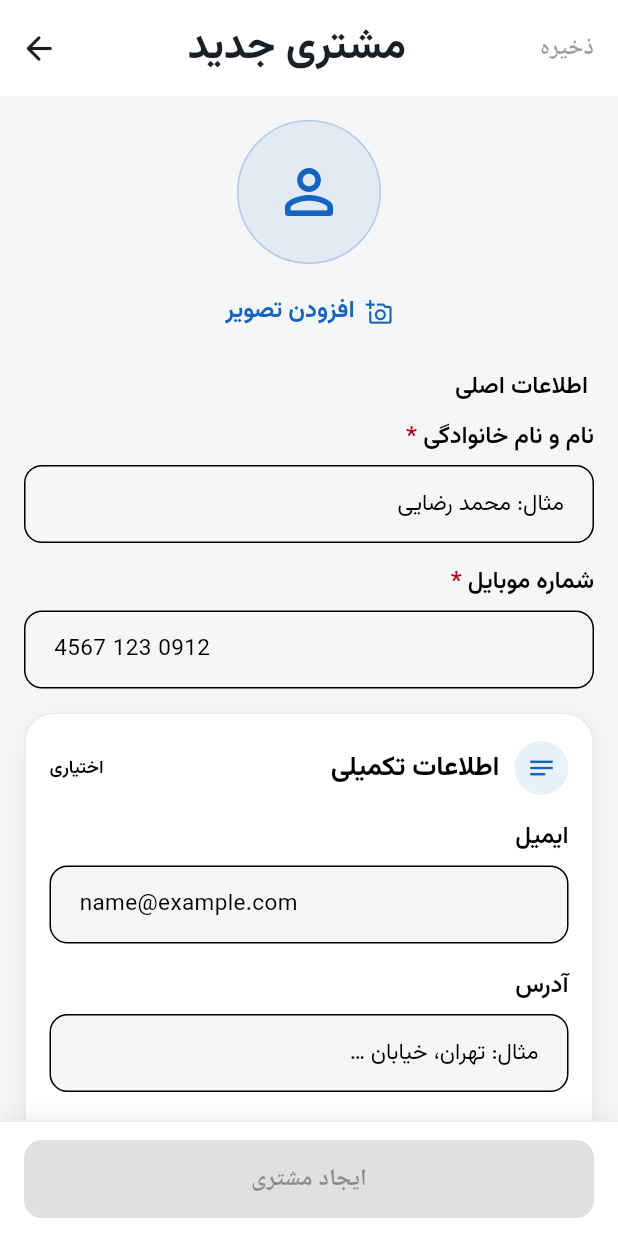
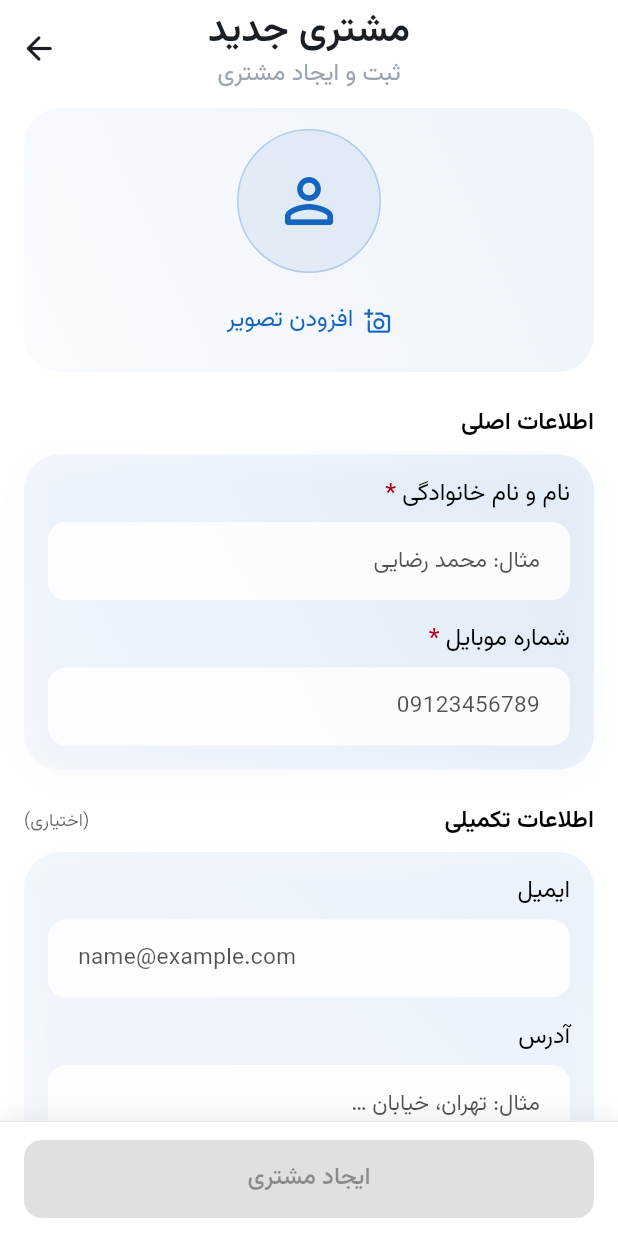
Before and after one commit to DevMohamad-Git/servicekar, a Flutter app: the CreateCustomerPage screen opened by its route, on a phone screen of 412 x 824 dp. Run offline on Flutter 3.47's test engine with Material 3 defaults, Android fonts, the phone set to English and light mode, and no system bars; our stand-ins replace auto_route, hooks_riverpod, image_picker, isar_community; accounts and stored records are empty; generated files the repository leaves out were written again.

Commit message:
feat(customer): polish create customer page and add build repo mirrors
Redesign the create customer page: white background with a bottom-pinned
submit bar, keyboard-dismiss on outside taps, softer header hierarchy, and
rebranded section surfaces for main/additional info. Right-align the mobile
number input so its numeric hint sits on the right edge like the RTL form.
Add Aliyun repository mirrors so Android builds resolve Google artifacts.

🤖 Generated with Codebuff
Co-Authored-By: Codebuff <noreply@codebuff.com>

```diff
--- a/lib/presentation/customer/pages/create_customer_page.dart
+++ b/lib/presentation/customer/pages/create_customer_page.dart
@@ -84,8 +84,12 @@ class _CreateCustomerPageState extends ConsumerState<CreateCustomerPage> {
     _formKey = GlobalKey<FormState>();
   }
 
+  void _dismissKeyboard() {
+    FocusManager.instance.primaryFocus?.unfocus();
+  }
+
   Future<void> _submit() async {
-    FocusManager.instance.primaryFocus?.unfocus();
+    _dismissKeyboard();
     if (!_formKey.currentState!.validate()) return;
     setState(() => _submitting = true);
 
@@ -188,26 +192,24 @@ class _CreateCustomerPageState extends ConsumerState<CreateCustomerPage> {
   @override
   Widget build(BuildContext context) {
     return Scaffold(
-      backgroundColor: kBackgroundColor,
+      backgroundColor: Colors.white,
+      resizeToAvoidBottomInset: true,
       appBar: CustomerPageHeader(
         title: context.l10n.newCustomer,
+        subtitle: 'ثبت و ایجاد مشتری',
+        titleFontWeight: FontWeight.w600,
         onBack: () => context.router.maybePop(),
-        actions: [
-          ListenableBuilder(
-            listenable: Listenable.merge([_fullName, _phone]),
-            builder: (context, _) => TextButton(
-              onPressed: _submitting || !_isFormValid ? null : _submit,
-              child: Text(context.l10n.save),
       ),
-          ),
-        ],
-      ),
-      body: Column(
+      body: Listener(
+        behavior: HitTestBehavior.translucent,
+        onPointerDown: (_) => _dismissKeyboard(),
+        child: Column(
           children: [
             Expanded(
               child: SingleChildScrollView(
-              keyboardDismissBehavior: ScrollViewKeyboardDismissBehavior.onDrag,
-              padding: const EdgeInsets.fromLTRB(16, 16, 16, 16),
+                keyboardDismissBehavior:
+                    ScrollViewKeyboardDismissBehavior.onDrag,
+                padding: const EdgeInsets.fromLTRB(16, 8, 16, 16),
                 child: CreateCustomerFormWidget(
                   formKey: _formKey,
                   fullNameController: _fullName,
@@ -229,6 +231,7 @@ class _CreateCustomerPageState extends ConsumerState<CreateCustomerPage> {
               ),
             ),
           ],
+        ),
       ),
     );
   }
@@ -252,7 +255,8 @@ class _SubmitActionBar extends StatelessWidget {
 
   @override
   Widget build(BuildContext context) {
-    final scheme = Theme.of(context).colorScheme;
+    final theme = Theme.of(context);
+    final scheme = theme.colorScheme;
 
     return Container(
       padding: const EdgeInsets.fromLTRB(16, 12, 16, 12),
@@ -277,9 +281,12 @@ class _SubmitActionBar extends StatelessWidget {
           child: FilledButton(
             onPressed: submitting || !enabled ? null : onSubmit,
             style: FilledButton.styleFrom(
-              textStyle: const TextStyle(
-                fontSize: 16,
-                fontWeight: FontWeight.w700,
+              backgroundColor: scheme.primary,
+              foregroundColor: scheme.onPrimary,
+              disabledBackgroundColor: scheme.onSurface.withValues(alpha: 0.12),
+              disabledForegroundColor: scheme.onSurface.withValues(alpha: 0.38),
+              textStyle: theme.textTheme.labelLarge?.copyWith(
+                fontWeight: FontWeight.w600,
               ),
             ),
             child: submitting
--- a/lib/presentation/customer/widgets/create_customer_form_widget.dart
+++ b/lib/presentation/customer/widgets/create_customer_form_widget.dart
@@ -5,27 +5,16 @@ import 'package:flutter/services.dart';
 import 'package:image_picker/image_picker.dart';
 
 import '../../../config/l10n/l10n.dart';
-import '../../../config/themes/app_themes.dart';
 
-/// True when [value] is an Iranian mobile number: 11 digits starting with 09.
-///
-/// Input may contain visual separators (spaces, dashes); only digits are
-/// considered, matching the digits-only input formatter applied to the field.
 bool isValidIranMobilePhone(String value) {
   final digits = value.replaceAll(RegExp(r'\D'), '');
   return RegExp(r'^09\d{9}$').hasMatch(digits);
 }
 
-/// Lightweight sanity check for the optional email field.
 bool isValidEmail(String value) {
   return RegExp(r'^[^@\s]+@[^@\s]+\.[^@\s]+$').hasMatch(value.trim());
 }
 
-/// The Create Customer form body: profile placeholder, required info, and
-/// additional info.
-///
-/// Presentation-only — the `TextEditingController`s and the submit seam live
-/// in [CreateCustomerPage], so this widget stays independent of persistence.
 class CreateCustomerFormWidget extends StatelessWidget {
   const CreateCustomerFormWidget({
     super.key,
@@ -52,16 +41,11 @@ class CreateCustomerFormWidget extends StatelessWidget {
   Widget build(BuildContext context) {
     return Form(
       key: formKey,
-      // Validate as the user interacts so inline errors explain *why* the
-      // primary CTA is disabled without requiring a submit attempt.
       autovalidateMode: AutovalidateMode.onUserInteraction,
       child: Column(
         crossAxisAlignment: CrossAxisAlignment.stretch,
         children: [
-          _ProfileImageSection(
-            image: profileImage,
-            onTap: onProfileImageTap,
-          ),
+          _ProfileImageSection(image: profileImage, onTap: onProfileImageTap),
           const SizedBox(height: 16),
           _MainInfoSection(
             children: [
@@ -85,7 +69,9 @@ class CreateCustomerFormWidget extends StatelessWidget {
                 textInputAction: TextInputAction.next,
                 autofillHints: const [AutofillHints.telephoneNumber],
                 textDirection: TextDirection.ltr,
-                textAlign: TextAlign.left,
+                // Keep the digits LTR but right-align the field so the
+                // numeric hint/input sit on the right edge like the RTL form.
+                textAlign: TextAlign.right,
                 inputFormatters: [
                   FilteringTextInputFormatter.digitsOnly,
                   LengthLimitingTextInputFormatter(11),
@@ -94,11 +80,8 @@ class CreateCustomerFormWidget extends StatelessWidget {
               ),
             ],
           ),
-          const SizedBox(height: 16),
-          _FormSectionCard(
-            icon: Icons.notes_outlined,
-            title: context.l10n.customerAdditionalInfo,
-            subtitle: context.l10n.optional,
+          const SizedBox(height: 8),
+          _AdditionalInfoSection(
             children: [
               _CreateField(
                 label: context.l10n.email,
@@ -126,8 +109,8 @@ class CreateCustomerFormWidget extends StatelessWidget {
                 controller: notesController,
                 keyboardType: TextInputType.multiline,
                 textInputAction: TextInputAction.newline,
-                minLines: 3,
-                maxLines: 5,
+                minLines: 4,
+                maxLines: 6,
                 textCapitalization: TextCapitalization.sentences,
               ),
             ],
@@ -137,41 +120,22 @@ class CreateCustomerFormWidget extends StatelessWidget {
     );
   }
 
-  String? _validateName(BuildContext context, String? value) {
-    if (value == null || value.trim().isEmpty) {
-      return context.l10n.requiredField;
-    }
-    return null;
-  }
+  String? _validateName(BuildContext context, String? value) =>
+      value == null || value.trim().isEmpty ? context.l10n.requiredField : null;
 
   String? _validatePhone(BuildContext context, String? value) {
-    if (value == null || value.trim().isEmpty) {
-      return context.l10n.requiredField;
-    }
-    if (!isValidIranMobilePhone(value)) {
-      return context.l10n.invalidMobileNumber;
-    }
-    return null;
+    if (value == null || value.trim().isEmpty) return context.l10n.requiredField;
+    return isValidIranMobilePhone(value) ? null : context.l10n.invalidMobileNumber;
   }
 
   String? _validateEmail(BuildContext context, String? value) {
-    if (value == null || value.trim().isEmpty) {
-      return null;
-    }
-    if (!isValidEmail(value)) {
-      return context.l10n.invalidEmail;
-    }
-    return null;
+    if (value == null || value.trim().isEmpty) return null;
+    return isValidEmail(value) ? null : context.l10n.invalidEmail;
   }
 }
 
-/// Minimal profile avatar and action. The selected [XFile] is a temporary
-/// presentation value; durable copying belongs to the submit/storage flow.
 class _ProfileImageSection extends StatelessWidget {
-  const _ProfileImageSection({
-    required this.image,
-    required this.onTap,
-  });
+  const _ProfileImageSection({required this.image, required this.onTap});
 
   final XFile? image;
   final VoidCallback onTap;
@@ -182,7 +146,20 @@ class _ProfileImageSection extends StatelessWidget {
     final scheme = theme.colorScheme;
     final hasImage = image != null;
 
-    return Column(
+    return Container(
+      padding: const EdgeInsets.fromLTRB(16, 14, 16, 10),
+      decoration: BoxDecoration(
+        borderRadius: BorderRadius.circular(24),
+        gradient: LinearGradient(
+          begin: AlignmentDirectional.topStart,
+          end: AlignmentDirectional.bottomEnd,
+          colors: [
+            scheme.primary.withValues(alpha: 0.072),
+            scheme.primary.withValues(alpha: 0.026),
+          ],
+        ),
+      ),
+      child: Column(
         mainAxisSize: MainAxisSize.min,
         children: [
           Semantics(
@@ -215,7 +192,9 @@ class _ProfileImageSection extends StatelessWidget {
                           )
                         : Image.file(
                             File(image!.path),
-                          key: const ValueKey('create-customer-profile-preview'),
+                            key: const ValueKey(
+                              'create-customer-profile-preview',
+                            ),
                             fit: BoxFit.cover,
                             errorBuilder: (context, error, stackTrace) => Icon(
                               Icons.broken_image_outlined,
@@ -243,21 +222,73 @@ class _ProfileImageSection extends StatelessWidget {
             style: TextButton.styleFrom(
               foregroundColor: scheme.primary,
               textStyle: theme.textTheme.labelLarge?.copyWith(
-              fontWeight: FontWeight.w700,
+                fontWeight: FontWeight.w500,
               ),
             ),
           ),
         ],
+      ),
     );
   }
 }
 
-/// Minimal identity section for the two primary customer fields. Unlike the
-/// optional-information section below, it intentionally has no surrounding
-/// card so the avatar and inputs read as one light, breathable composition.
 class _MainInfoSection extends StatelessWidget {
   const _MainInfoSection({required this.children});
+  final List<Widget> children;
 
+  @override
+  Widget build(BuildContext context) {
+    final scheme = Theme.of(context).colorScheme;
+    return _SectionWithSurface(
+      title: context.l10n.customerMainInfo,
+      titleColor: scheme.onSurface,
+      surfaceOpacity: 0.095,
+      surfaceEndOpacity: 0.032,
+      shadowOpacity: 0.035,
+      children: children,
+    );
+  }
+}
+
+class _AdditionalInfoSection extends StatelessWidget {
+  const _AdditionalInfoSection({required this.children});
+  final List<Widget> children;
+
+  @override
+  Widget build(BuildContext context) {
+    final scheme = Theme.of(context).colorScheme;
+    return _SectionWithSurface(
+      title: context.l10n.customerAdditionalInfo,
+      leadingTitle: '(${context.l10n.optional})',
+      titleColor: scheme.onSurfaceVariant,
+      leadingColor: scheme.onSurfaceVariant.withValues(alpha: 0.62),
+      surfaceOpacity: 0.072,
+      surfaceEndOpacity: 0.026,
+      shadowOpacity: 0.018,
+      children: children,
+    );
+  }
+}
+
+class _SectionWithSurface extends StatelessWidget {
+  const _SectionWithSurface({
+    required this.title,
+    required this.titleColor,
+    required this.surfaceOpacity,
+    required this.surfaceEndOpacity,
+    required this.shadowOpacity,
+    required this.children,
+    this.leadingTitle,
+    this.leadingColor,
+  });
+
+  final String title;
+  final String? leadingTitle;
+  final Color titleColor;
+  final Color? leadingColor;
+  final double surfaceOpacity;
+  final double surfaceEndOpacity;
+  final double shadowOpacity;
   final List<Widget> children;
 
   @override
@@ -265,98 +296,73 @@ class _MainInfoSection extends StatelessWidget {
     final theme = Theme.of(context);
     final scheme = theme.colorScheme;
 
-    return Column(
+    return Padding(
+      padding: const EdgeInsetsDirectional.only(top: 8, bottom: 8),
+      child: Column(
         crossAxisAlignment: CrossAxisAlignment.stretch,
         children: [
-        Padding(
-          padding: const EdgeInsetsDirectional.only(start: 4, bottom: 12),
+          Row(
+            textDirection: TextDirection.rtl,
+            crossAxisAlignment: CrossAxisAlignment.center,
+            children: [
+              Expanded(
                 child: Text(
-            context.l10n.customerMainInfo,
+                  title,
                   style: theme.textTheme.titleSmall?.copyWith(
-              color: scheme.onSurface,
+                    color: titleColor,
                     fontWeight: FontWeight.w600,
                   ),
                 ),
               ),
+              if (leadingTitle != null) ...[
+                const SizedBox(width: 6),
+                Text(
+                  leadingTitle!,
+                  style: theme.textTheme.labelSmall?.copyWith(
+                    color: leadingColor ?? scheme.onSurfaceVariant,
+                    fontWeight: FontWeight.w500,
+                  ),
+                ),
+              ],
+            ],
+          ),
+          const SizedBox(height: 10),
+          Container(
+            padding: const EdgeInsets.all(16),
+            decoration: BoxDecoration(
+              borderRadius: BorderRadius.circular(24),
+              gradient: LinearGradient(
+                begin: AlignmentDirectional.topStart,
+                end: AlignmentDirectional.bottomEnd,
+                colors: [
+                  scheme.primary.withValues(alpha: surfaceOpacity),
+                  scheme.primary.withValues(alpha: surfaceEndOpacity),
+                ],
+              ),
+              boxShadow: [
+                BoxShadow(
+                  color: scheme.primary.withValues(alpha: shadowOpacity),
+                  blurRadius: 18,
+                  offset: const Offset(0, 4),
+                ),
+              ],
+            ),
+            child: Column(
+              crossAxisAlignment: CrossAxisAlignment.stretch,
+              children: [
                 for (var i = 0; i < children.length; i++) ...[
                   if (i > 0) const SizedBox(height: 16),
                   children[i],
                 ],
               ],
-    );
-  }
-}
-
-/// White rounded card that groups optional fields under a titled header.
-class _FormSectionCard extends StatelessWidget {
-  const _FormSectionCard({
-    required this.icon,
-    required this.title,
-    this.subtitle,
-    required this.children,
-  });
-
-  final IconData icon;
-  final String title;
-  final String? subtitle;
-  final List<Widget> children;
-
-  @override
-  Widget build(BuildContext context) {
-    final theme = Theme.of(context);
-    final scheme = theme.colorScheme;
-
-    return Container(
-      width: double.infinity,
-      padding: const EdgeInsets.fromLTRB(16, 18, 16, 18),
-      decoration: _cardDecoration(scheme),
-      child: Column(
-        crossAxisAlignment: CrossAxisAlignment.stretch,
-        children: [
-          Row(
-            children: [
-              Container(
-                width: 36,
-                height: 36,
-                decoration: BoxDecoration(
-                  shape: BoxShape.circle,
-                  color: scheme.primary.withValues(alpha: 0.10),
-                ),
-                child: Icon(icon, size: 20, color: scheme.primary),
-              ),
-              const SizedBox(width: 10),
-              Expanded(
-                child: Text(
-                  title,
-                  style: theme.textTheme.titleMedium?.copyWith(
-                    color: scheme.onSurface,
-                    fontWeight: FontWeight.w700,
             ),
           ),
-              ),
-              if (subtitle != null)
-                Text(
-                  subtitle!,
-                  style: theme.textTheme.labelSmall?.copyWith(
-                    color: scheme.onSurfaceVariant,
-                  ),
-                ),
-            ],
-          ),
-          const SizedBox(height: 18),
-          for (var i = 0; i < children.length; i++) ...[
-            if (i > 0) const SizedBox(height: 18),
-            children[i],
-          ],
         ],
       ),
     );
   }
 }
 
-/// A label-above-input field matching the reference mockup: a right-aligned
-/// (start-aligned in RTL) label with an optional red asterisk, then a filled
-/// rounded field using the global `inputDecorationTheme`.
 class _CreateField extends StatelessWidget {
   const _CreateField({
     required this.label,
@@ -394,17 +400,15 @@ class _CreateField extends StatelessWidget {
   Widget build(BuildContext context) {
     final theme = Theme.of(context);
     final scheme = theme.colorScheme;
-
     final labelStyle = theme.textTheme.labelLarge?.copyWith(
-      color: scheme.onSurface,
-      fontWeight: FontWeight.w600,
+      color: scheme.onSurfaceVariant,
+      fontWeight: FontWeight.w500,
     );
 
     return Column(
       crossAxisAlignment: CrossAxisAlignment.stretch,
       children: [
         Row(
-          mainAxisAlignment: MainAxisAlignment.start,
           children: [
             Flexible(
               child: Text(
@@ -419,7 +423,7 @@ class _CreateField extends StatelessWidget {
                 ' *',
                 style: labelStyle?.copyWith(
                   color: scheme.error,
-                  fontWeight: FontWeight.w700,
+                  fontWeight: FontWeight.w600,
                 ),
               ),
           ],
@@ -440,9 +444,28 @@ class _CreateField extends StatelessWidget {
           scrollPadding: const EdgeInsets.only(bottom: 140),
           style: theme.textTheme.bodyLarge?.copyWith(color: scheme.onSurface),
           decoration: InputDecoration(
-            hintText: hint,
+            hintText: hint == context.l10n.mobileNumberHint
+                ? '09123456789'
+                : hint,
+            fillColor: Colors.white.withValues(alpha: 0.82),
+            border: OutlineInputBorder(
+              borderRadius: BorderRadius.circular(12),
+              borderSide: BorderSide.none,
+            ),
+            enabledBorder: OutlineInputBorder(
+              borderRadius: BorderRadius.circular(12),
+              borderSide: BorderSide.none,
+            ),
+            focusedBorder: OutlineInputBorder(
+              borderRadius: BorderRadius.circular(12),
+              borderSide: BorderSide(
+                color: scheme.primary.withValues(alpha: 0.58),
+                width: 1.5,
+              ),
+            ),
             hintStyle: theme.textTheme.bodyMedium?.copyWith(
-              color: scheme.onSurfaceVariant,
+              color: scheme.onSurfaceVariant.withValues(alpha: 0.68),
+              fontWeight: FontWeight.w400,
             ),
           ),
         ),
@@ -450,18 +473,3 @@ class _CreateField extends StatelessWidget {
     );
   }
 }
-
-BoxDecoration _cardDecoration(ColorScheme scheme) {
-  return BoxDecoration(
-    color: Colors.white,
-    borderRadius: BorderRadius.circular(20),
-    border: Border.all(color: kGrey4Color.withValues(alpha: 0.9)),
-    boxShadow: [
-      BoxShadow(
-        color: Colors.black.withValues(alpha: 0.05),
-        blurRadius: 14,
-        offset: const Offset(0, 4),
-      ),
-    ],
-  );
-}
--- a/lib/presentation/customer/widgets/customer_page_header.dart
+++ b/lib/presentation/customer/widgets/customer_page_header.dart
@@ -66,6 +66,7 @@ class CustomerPageHeader extends StatefulWidget
     required this.title,
     this.subtitle,
     this.titleIcon,
+    this.titleFontWeight = FontWeight.w700,
     this.onBack,
     this.actions = const [],
   });
@@ -78,6 +79,10 @@ class CustomerPageHeader extends StatefulWidget
 
   /// Optional icon rendered just before [title] (only the list page uses it).
   final IconData? titleIcon;
+
+  /// Weight used for the centered title. Existing pages keep the stronger
+  /// default; Create Customer can opt into a softer semibold hierarchy.
+  final FontWeight titleFontWeight;
 
   /// When non-null, a back button is shown on the left edge.
   final VoidCallback? onBack;
@@ -139,8 +144,8 @@ class _CustomerPageHeaderState extends State<CustomerPageHeader> {
     final baseTitleSize = theme.textTheme.titleLarge?.fontSize ?? 22.0;
     final titleStyle = theme.textTheme.titleLarge?.copyWith(
       color: kTextPrimaryColor,
-      fontWeight: FontWeight.w700,
-      fontSize: baseTitleSize + 4,
+      fontWeight: widget.titleFontWeight,
+      fontSize: baseTitleSize + 2,
     );
 
     // ─── Slot builders ────────────────────────────────────────────
@@ -277,7 +282,7 @@ class _HeaderTitle extends StatelessWidget {
     final subtitleStyle = theme.textTheme.labelLarge?.copyWith(
       color: kGrey3Color,
       fontWeight: FontWeight.w500,
-      fontSize: baseSubtitleSize + 2,
+      fontSize: baseSubtitleSize,
     );
 
     return Column(
```
Also changed, not shown: 3 other files. Lines whose indentation alone changed are shown as unchanged.
